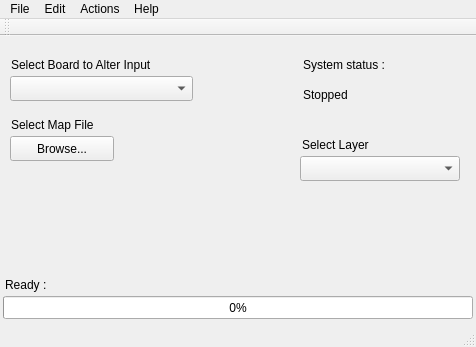
Qt form KBD/mainwindow.ui (D7R103/KBD) before a commit.
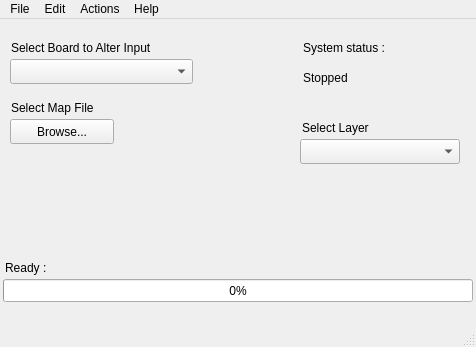
The same form after that commit.

```diff
--- a/KBD/mainwindow.ui
+++ b/KBD/mainwindow.ui
@@ -210,14 +210,6 @@
    <addaction name="menuActions"/>
    <addaction name="menuHelp"/>
   </widget>
-  <widget class="QToolBar" name="mainToolBar">
-   <attribute name="toolBarArea">
-    <enum>TopToolBarArea</enum>
-   </attribute>
-   <attribute name="toolBarBreak">
-    <bool>false</bool>
-   </attribute>
-  </widget>
   <widget class="QStatusBar" name="statusBar">
    <property name="cursor">
     <cursorShape>ArrowCursor</cursorShape>
```
Left out of the diff: 87 changed lines with no effect on the pictures.
